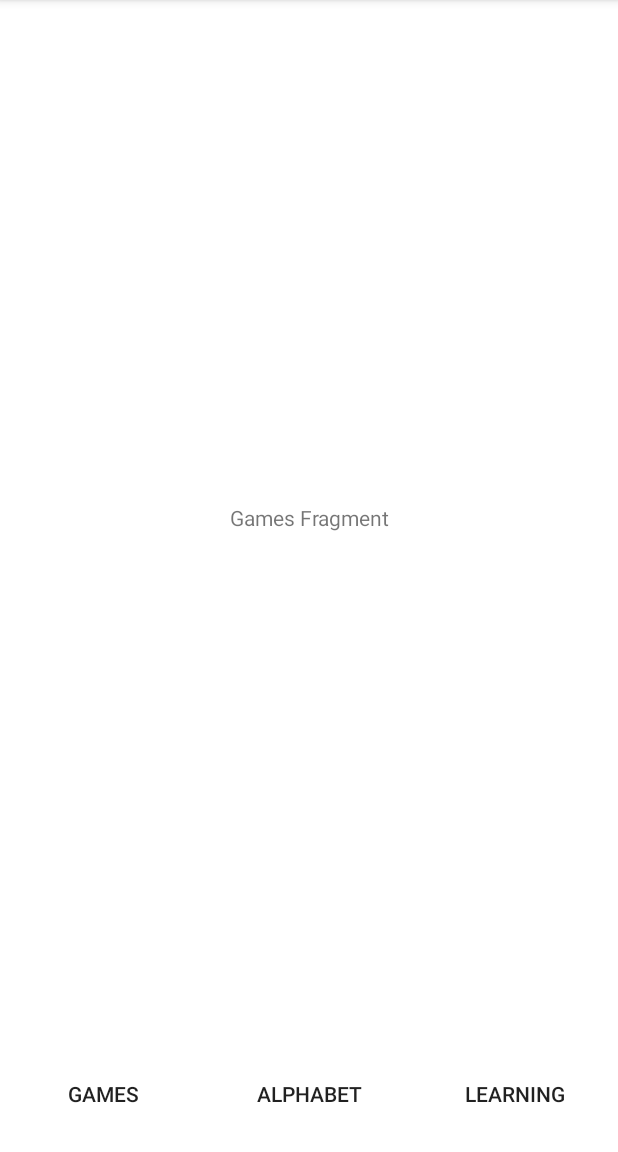
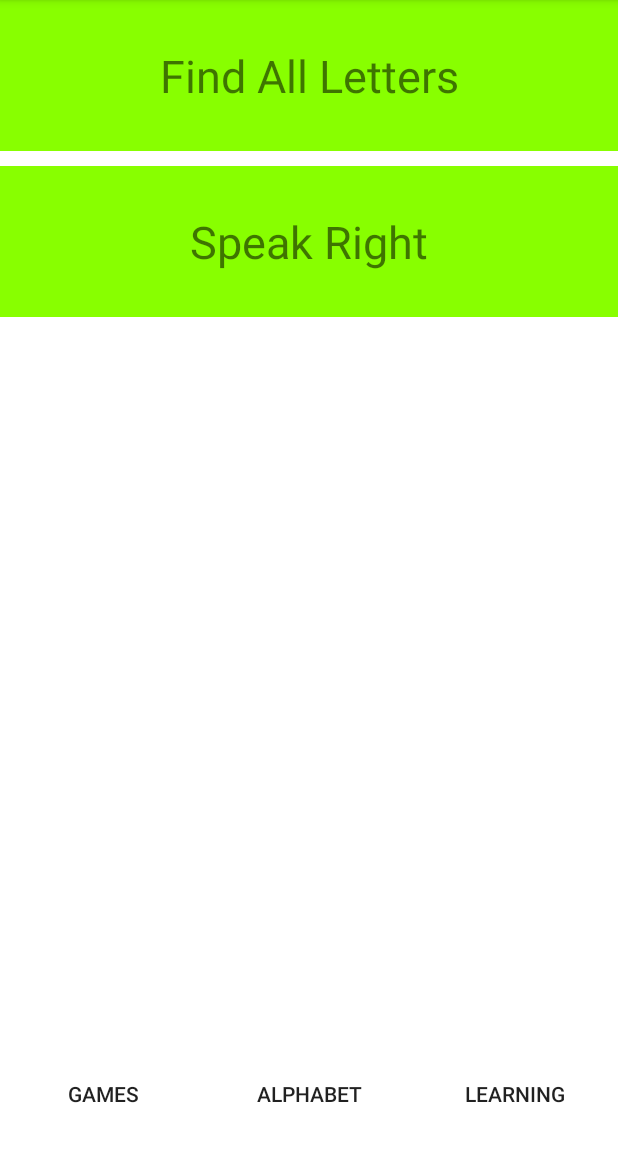
Before and after one commit to radkoff26/english_for_kids, an Android app: the GamesFragment screen opened through its navigation route, on a phone screen of 412 x 824 dp, the part 84-1236 px from its top. Run offline under Robolectric (Android 15) with nearby library versions, the phone set to English and light mode, and no system bars.

Commit message:
added recycler view

```diff
--- a/app/src/main/java/com/example/englishforkidsfinal/AlphabetRecyclerViewAdapter.java
+++ b/app/src/main/java/com/example/englishforkidsfinal/AlphabetRecyclerViewAdapter.java
@@ -1,6 +1,10 @@
 package com.example.englishforkidsfinal;
 
+import android.content.Context;
+import android.view.LayoutInflater;
+import android.view.View;
 import android.view.ViewGroup;
+import android.widget.TextView;
 
 import androidx.annotation.NonNull;
 import androidx.recyclerview.widget.RecyclerView;
@@ -10,20 +14,50 @@ import java.util.ArrayList;
 public class AlphabetRecyclerViewAdapter extends RecyclerView.Adapter<RecyclerView.ViewHolder> {
 
     private ArrayList<Game> games;
+    private LayoutInflater inflater;
+    private Context context;
+
+    public AlphabetRecyclerViewAdapter(Context context) {
+        this.inflater = LayoutInflater.from(context);
+        this.games = new ArrayList<>();
+        this.context = context;
+
+        games.add(
+                new Game("Find All Letters")
+        );
+
+        games.add(
+                new Game("Speak Right")
+        );
+    }
+
+    class AlphabetViewHolder extends RecyclerView.ViewHolder {
+
+        final TextView tv;
+
+        public AlphabetViewHolder(@NonNull View itemView) {
+            super(itemView);
+            tv = itemView.findViewById(R.id.item_tv);
+        }
+    }
 
     @NonNull
     @Override
     public RecyclerView.ViewHolder onCreateViewHolder(@NonNull ViewGroup parent, int viewType) {
-        return null;
+        View view = inflater.inflate(R.layout.game_item, parent, false);
+
+        return new AlphabetViewHolder(view);
     }
 
     @Override
     public void onBindViewHolder(@NonNull RecyclerView.ViewHolder holder, int position) {
+        Game game = games.get(position);
 
+        ((AlphabetViewHolder) holder).tv.setText(game.getTitle());
     }
 
     @Override
     public int getItemCount() {
-        return 0;
+        return games.size();
     }
 }
--- a/app/src/main/java/com/example/englishforkidsfinal/Game.java
+++ b/app/src/main/java/com/example/englishforkidsfinal/Game.java
@@ -3,4 +3,11 @@ package com.example.englishforkidsfinal;
 public class Game {
     private String title;
 
+    public Game(String title) {
+        this.title = title;
+    }
+
+    public String getTitle() {
+        return title;
+    }
 }
--- a/app/src/main/java/com/example/englishforkidsfinal/GamesFragment.java
+++ b/app/src/main/java/com/example/englishforkidsfinal/GamesFragment.java
@@ -3,6 +3,7 @@ package com.example.englishforkidsfinal;
 import android.os.Bundle;
 
 import androidx.fragment.app.Fragment;
+import androidx.recyclerview.widget.RecyclerView;
 
 import android.view.LayoutInflater;
 import android.view.View;
@@ -10,10 +11,20 @@ import android.view.ViewGroup;
 
 public class GamesFragment extends Fragment {
 
+    private RecyclerView rv;
+    private AlphabetRecyclerViewAdapter adapter;
+
     @Override
     public View onCreateView(LayoutInflater inflater, ViewGroup container,
                              Bundle savedInstanceState) {
-        // Inflate the layout for this fragment
-        return inflater.inflate(R.layout.fragment_games, container, false);
+        View view = inflater.inflate(R.layout.fragment_games, container, false);
+
+        rv = (RecyclerView) view.findViewById(R.id.rv);
+
+        adapter = new AlphabetRecyclerViewAdapter(getContext());
+
+        rv.setAdapter(adapter);
+
+        return view;
     }
 }
--- a/app/src/main/res/layout/fragment_games.xml
+++ b/app/src/main/res/layout/fragment_games.xml
@@ -3,12 +3,14 @@
     xmlns:tools="http://schemas.android.com/tools"
     android:layout_width="match_parent"
     android:layout_height="match_parent"
+    xmlns:app="http://schemas.android.com/apk/res-auto"
     tools:context=".GamesFragment">
 
-    <TextView
+    <androidx.recyclerview.widget.RecyclerView
+        android:id="@+id/rv"
         android:layout_width="match_parent"
         android:layout_height="match_parent"
-        android:text="Games Fragment"
-        android:gravity="center"/>
+        app:layoutManager="androidx.recyclerview.widget.LinearLayoutManager"
+        android:orientation="vertical"/>
 
 </FrameLayout>
--- a/app/src/main/res/layout/game_item.xml
+++ b/app/src/main/res/layout/game_item.xml
@@ -1,14 +1,17 @@
 <?xml version="1.0" encoding="utf-8"?>
 <LinearLayout xmlns:android="http://schemas.android.com/apk/res/android"
     android:layout_width="match_parent"
-    android:layout_height="match_parent"
-    android:orientation="horizontal">
+    android:layout_height="wrap_content"
+    android:orientation="horizontal"
+    android:padding="30dp"
+    android:layout_marginBottom="10dp"
+    android:background="#88FF00">
 
     <TextView
         android:id="@+id/item_tv"
         android:layout_width="match_parent"
         android:layout_height="match_parent"
         android:gravity="center"
-        android:textSize="50sp"/>
+        android:textSize="30sp"/>
 
 </LinearLayout>
```
Also changed, not shown: 144 other files.
